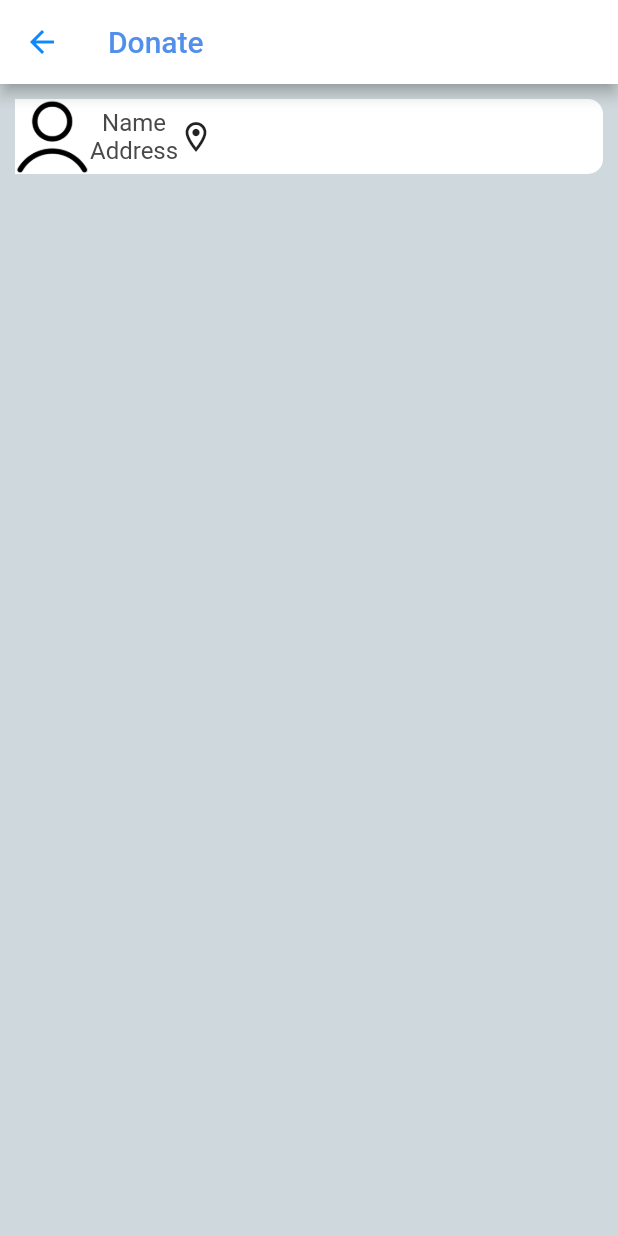
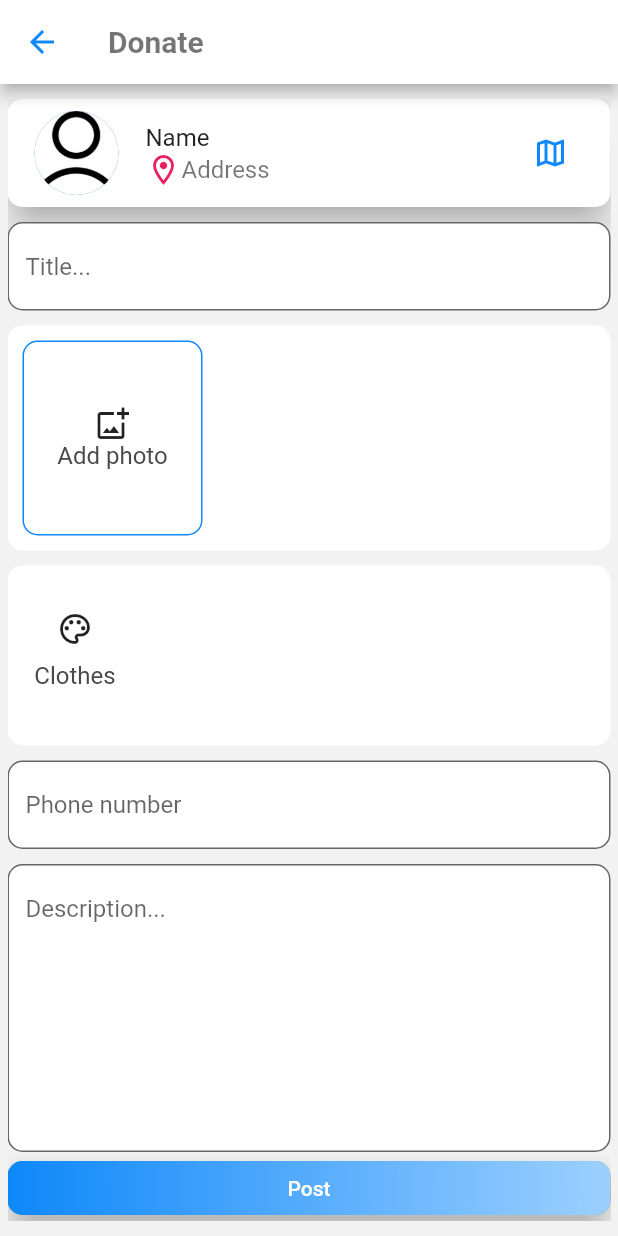
Before and after one commit to dhuuphuoc/Seconhand_sharing_mobile, a Flutter app: the PostItemScreen screen opened by its route, on a phone screen of 412 x 824 dp. Run offline on Flutter 3.47's test engine with Material 2 defaults, Android fonts, the phone set to English and light mode, and no system bars; our stand-ins replace image_picker.

Commit message:
+ Post item UI

```diff
--- a/lib/l10n/intl_en.arb
+++ b/lib/l10n/intl_en.arb
@@ -24,5 +24,9 @@
   "emptyPasswordError": "Password can't be empty",
   "validatePassword": "Password must contain at least eight characters, at least one letter and one number",
   "matchPassword": "Confirm password must match with password",
-  "donate": "Donate"
+  "donate": "Donate",
+  "title": "Title",
+  "phoneNumber": "Phone number",
+  "description": "Description",
+  "post": "Post"
 }
--- a/lib/l10n/intl_vi.arb
+++ b/lib/l10n/intl_vi.arb
@@ -24,5 +24,9 @@
   "emptyPasswordError": "Mật khẩu không được bỏ trống",
   "validatePassword": "Mật khẩu phải chứa ít nhất 8 kí tự, ít nhất 1 chữ và 1 số",
   "matchPassword": "Xác nhận mật khẩu phải khớp với mật khẩu",
-  "donate": "Quyên tặng"
+  "donate": "Quyên tặng",
+  "title": "Tiêu đề",
+  "phoneNumber": "Số điện thoại",
+  "description": "Mô tả",
+  "post": "Đăng"
 }
--- a/lib/main.dart
+++ b/lib/main.dart
@@ -1,9 +1,8 @@
 import 'package:flutter/material.dart';
 import 'package:flutter/services.dart';
+import 'package:flutter_localizations/flutter_localizations.dart';
 import 'package:secondhand_sharing/generated/l10n.dart';
-import 'package:flutter_localizations/flutter_localizations.dart';
 import 'package:secondhand_sharing/screens/authentication/forgot_passwrord/forgot_password_screen.dart';
-import 'package:secondhand_sharing/screens/authentication/login/login_screen.dart';
 import 'package:secondhand_sharing/screens/authentication/reset_password/reset_password_screen.dart';
 import 'package:secondhand_sharing/screens/authentication/sign_up/sign_up_screen.dart';
 import 'package:secondhand_sharing/screens/item/post_item.dart';
@@ -17,16 +16,17 @@ class TwoHandShareApp extends StatelessWidget {
     SystemChrome.setEnabledSystemUIOverlays([SystemUiOverlay.bottom]);
     return MaterialApp(
       theme: ThemeData(
+        backgroundColor: Colors.white,
         tabBarTheme: TabBarTheme(
             unselectedLabelColor: Color(0xFF494949),
             labelColor: Color(0xFF0E88FA)),
         appBarTheme: AppBarTheme(
-            brightness: Brightness.light,
-            iconTheme: IconThemeData(color: Color(0xFF0E88FA)),
-            backgroundColor: Colors.white,
-            foregroundColor: Color(0xFF0E88FA),
-
+          brightness: Brightness.light,
+          iconTheme: IconThemeData(color: Color(0xFF0E88FA)),
+          backgroundColor: Colors.white,
+          foregroundColor: Color(0xFF0E88FA),
         ),
+        scaffoldBackgroundColor: Color(0xFFF2F2F2),
         primaryColor: Color(0xFF0E88FA),
         textTheme: TextTheme(
           headline1: TextStyle(
@@ -48,7 +48,7 @@ class TwoHandShareApp extends StatelessWidget {
         const Locale('vi', ''),
       ],
       routes: {
-        "/": (context) => LoginScreen(),
+        "/": (context) => PostItemScreen(),
         "/register": (context) => SignUpScreen(),
         "/forgotPassword": (context) => ForgotPasswordScreen(),
         "/resetPassword": (context) => ResetPasswordScreen(),
--- a/lib/screens/item/post_item.dart
+++ b/lib/screens/item/post_item.dart
@@ -1,9 +1,11 @@
 import 'dart:io';
+
+import 'package:flutter/cupertino.dart';
 import 'package:flutter/material.dart';
-import 'package:flutter/services.dart';
 import 'package:flutter/widgets.dart';
+import 'package:image_picker/image_picker.dart';
 import 'package:secondhand_sharing/generated/l10n.dart';
-import 'package:image_picker/image_picker.dart';
+import 'package:secondhand_sharing/widgets/gradient_button/gradient_button.dart';
 
 class PostItemScreen extends StatefulWidget {
   @override
@@ -35,43 +37,143 @@ class _PostItemScreenState extends State<PostItemScreen> {
   @override
   Widget build(BuildContext context) {
     return Scaffold(
-      backgroundColor: Color(0xFFCFD8DC),
       appBar: AppBar(
           title: Text(S.of(context).donate,
-              style: TextStyle(color: Color(0xFF528FEB)))),
+              style: Theme.of(context).textTheme.headline1)),
       body: Container(
         width: double.infinity,
         height: double.infinity,
+        padding: EdgeInsets.symmetric(horizontal: 5, vertical: 10),
         child: SingleChildScrollView(
           child: Form(
             child: Column(children: [
+              Card(
+                margin: EdgeInsets.zero,
+                elevation: 10,
+                shape: RoundedRectangleBorder(
+                    borderRadius: BorderRadius.circular(10)),
+                child: ListTile(
+                  leading: CircleAvatar(
+                    radius: 30,
+                    foregroundImage: AssetImage("assets/images/person.png"),
+                  ),
+                  title: Text("Name"),
+                  subtitle: Row(
+                    children: [
+                      Icon(
+                        Icons.location_on_outlined,
+                        color: Colors.pink,
+                      ),
+                      Text("Address")
+                    ],
+                  ),
+                  trailing: IconButton(
+                    color: Theme.of(context).primaryColor,
+                    icon: Icon(Icons.map_outlined),
+                    onPressed: () {},
+                  ),
+                ),
+              ),
+              SizedBox(
+                height: 10,
+              ),
+              TextFormField(
+                decoration: InputDecoration(
+                    hintText: "${S.of(context).title}...",
+                    filled: true,
+                    fillColor: Theme.of(context).backgroundColor,
+                    border: OutlineInputBorder(
+                        borderRadius: BorderRadius.circular(10))),
+              ),
+              SizedBox(
+                height: 10,
+              ),
               Container(
+                padding: EdgeInsets.symmetric(horizontal: 10, vertical: 10),
                 decoration: BoxDecoration(
-                  color: Colors.white,
-                  borderRadius: BorderRadius.circular(10.0),
-                ),
-                margin: new EdgeInsets.all(10),
-                child: new Row(
+                    color: Theme.of(context).backgroundColor,
+                    borderRadius: BorderRadius.circular(10)),
+                height: 150,
+                child: ListView(
+                  scrollDirection: Axis.horizontal,
                   children: [
-                    new Column(
-                      children: [
-                        Image.asset(
-                          "assets/images/person.png",
-                          fit: BoxFit.fill,
-                          width: 50,
-                        )
-                      ],
+                    Container(
+                      constraints: BoxConstraints(minWidth: 120),
+                      decoration: BoxDecoration(
+                          border:
+                              Border.all(color: Theme.of(context).primaryColor),
+                          borderRadius: BorderRadius.circular(10)),
+                      child: Column(
+                        mainAxisAlignment: MainAxisAlignment.center,
+                        children: [
+                          Icon(Icons.add_photo_alternate_outlined),
+                          Text("Add photo"),
+                        ],
+                      ),
                     ),
-                    new Column(
-                      children: [new Text('Name'), new Text("Address")],
-                    ),
-                    new Column(
-                      children: [
-                        Icon(Icons.location_on_outlined)
-                      ],
-                    )
                   ],
                 ),
+              ),
+              SizedBox(
+                height: 10,
+              ),
+              Container(
+                padding: EdgeInsets.symmetric(horizontal: 10, vertical: 10),
+                decoration: BoxDecoration(
+                    color: Theme.of(context).backgroundColor,
+                    borderRadius: BorderRadius.circular(10)),
+                height: 120,
+                child: ListView(
+                  scrollDirection: Axis.horizontal,
+                  children: [
+                    Container(
+                      constraints: BoxConstraints(minWidth: 70),
+                      child: Column(
+                        children: [
+                          SizedBox(
+                            height: 20,
+                          ),
+                          Icon(Icons.color_lens_outlined),
+                          SizedBox(
+                            height: 10,
+                          ),
+                          Text("Clothes"),
+                        ],
+                      ),
+                    ),
+                  ],
+                ),
+              ),
+              SizedBox(
+                height: 10,
+              ),
+              TextFormField(
+                decoration: InputDecoration(
+                    hintText: "${S.of(context).phoneNumber}",
+                    filled: true,
+                    fillColor: Theme.of(context).backgroundColor,
+                    border: OutlineInputBorder(
+                        borderRadius: BorderRadius.circular(10))),
+              ),
+              SizedBox(
+                height: 10,
+              ),
+              TextFormField(
+                minLines: 8,
+                maxLines: 10,
+                decoration: InputDecoration(
+                    hintText: "${S.of(context).description}...",
+                    filled: true,
+                    fillColor: Theme.of(context).backgroundColor,
+                    border: OutlineInputBorder(
+                        borderRadius: BorderRadius.circular(10))),
+              ),
+              GradientButton(
+                onPress: () {},
+                text: S.of(context).post,
+              ),
+              SizedBox(
+                height: 20,
               )
             ]),
           ),
--- a/lib/widgets/gradient_button/gradient_button.dart
+++ b/lib/widgets/gradient_button/gradient_button.dart
@@ -5,7 +5,8 @@ class GradientButton extends StatefulWidget {
   final String text;
   final bool disabled;
 
-  GradientButton({@required this.onPress, this.text, this.disabled = false});
+  GradientButton(
+      {@required this.onPress, @required this.text, this.disabled = false});
 
   @override
   _GradientButtonState createState() => _GradientButtonState();
```
Also changed, not shown: lib/generated/intl/messages_en.dart, lib/generated/intl/messages_vi.dart, lib/generated/l10n.dart.
